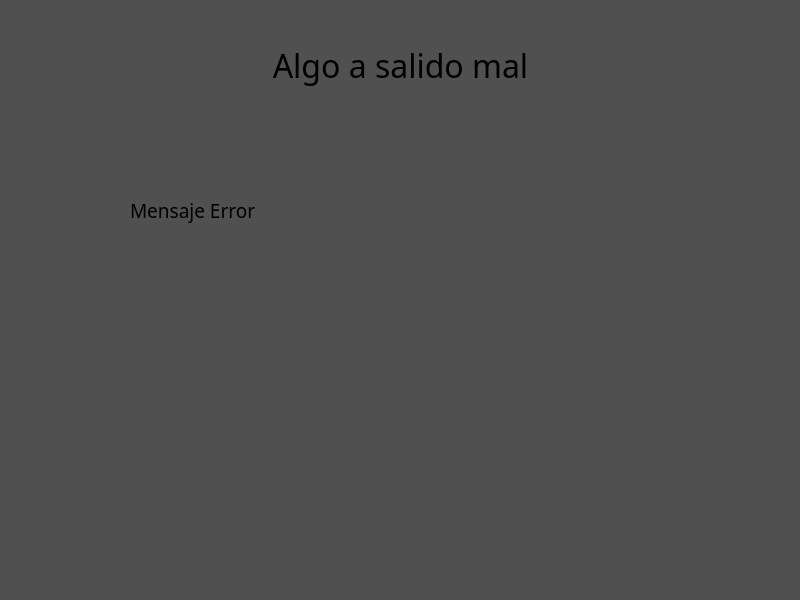
Before: the Qt Designer form app/views/UI/View_Warning.ui in EstebanMS77/Maestria_IA_AplicacionI_Actividad3, drawn with Qt 5.
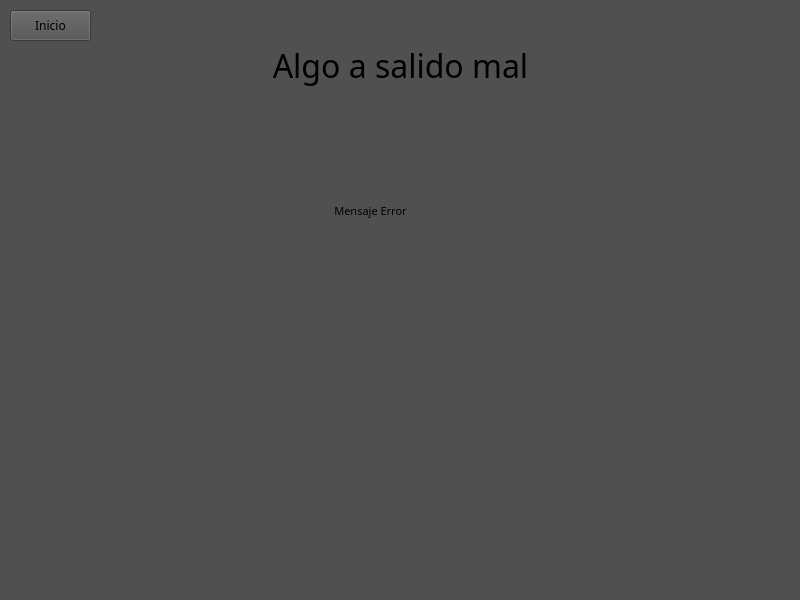
After: the same form once the commit is applied. Icons and pictures are not drawn.

What changed in the file:
```diff
--- a/app/views/UI/View_Warning.ui
+++ b/app/views/UI/View_Warning.ui
@@ -42,23 +42,23 @@
    <widget class="QLabel" name="Label_Error">
     <property name="geometry">
      <rect>
-      <x>130</x>
+      <x>20</x>
       <y>120</y>
-      <width>521</width>
+      <width>701</width>
       <height>181</height>
      </rect>
     </property>
     <property name="font">
      <font>
       <family>Ravie</family>
-      <pointsize>14</pointsize>
+      <pointsize>8</pointsize>
      </font>
     </property>
     <property name="text">
      <string>Mensaje Error</string>
     </property>
     <property name="alignment">
-     <set>Qt::AlignmentFlag::AlignLeading|Qt::AlignmentFlag::AlignLeft|Qt::AlignmentFlag::AlignVCenter</set>
+     <set>Qt::AlignmentFlag::AlignCenter</set>
     </property>
    </widget>
    <widget class="QLabel" name="Img_Error">
@@ -95,6 +95,24 @@
      <bool>false</bool>
     </property>
    </widget>
+   <widget class="QPushButton" name="Button_Inicio">
+    <property name="geometry">
+     <rect>
+      <x>10</x>
+      <y>10</y>
+      <width>81</width>
+      <height>31</height>
+     </rect>
+    </property>
+    <property name="font">
+     <font>
+      <family>Ravie</family>
+     </font>
+    </property>
+    <property name="text">
+     <string>Inicio</string>
+    </property>
+   </widget>
   </widget>
  </widget>
  <resources>
```
